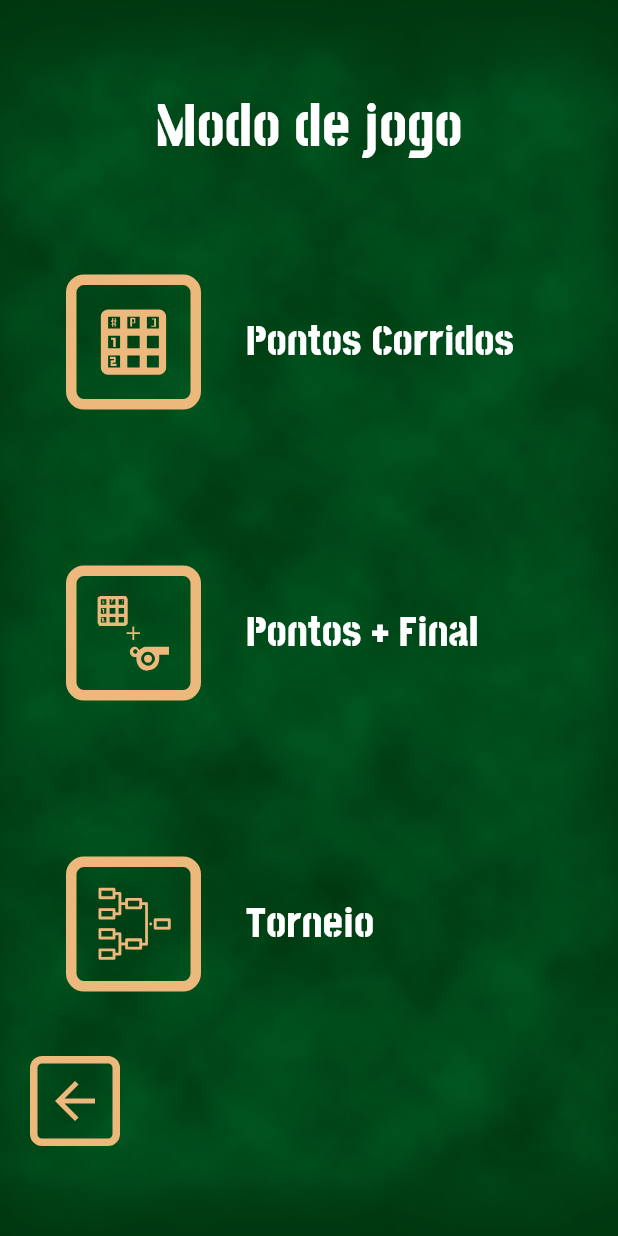
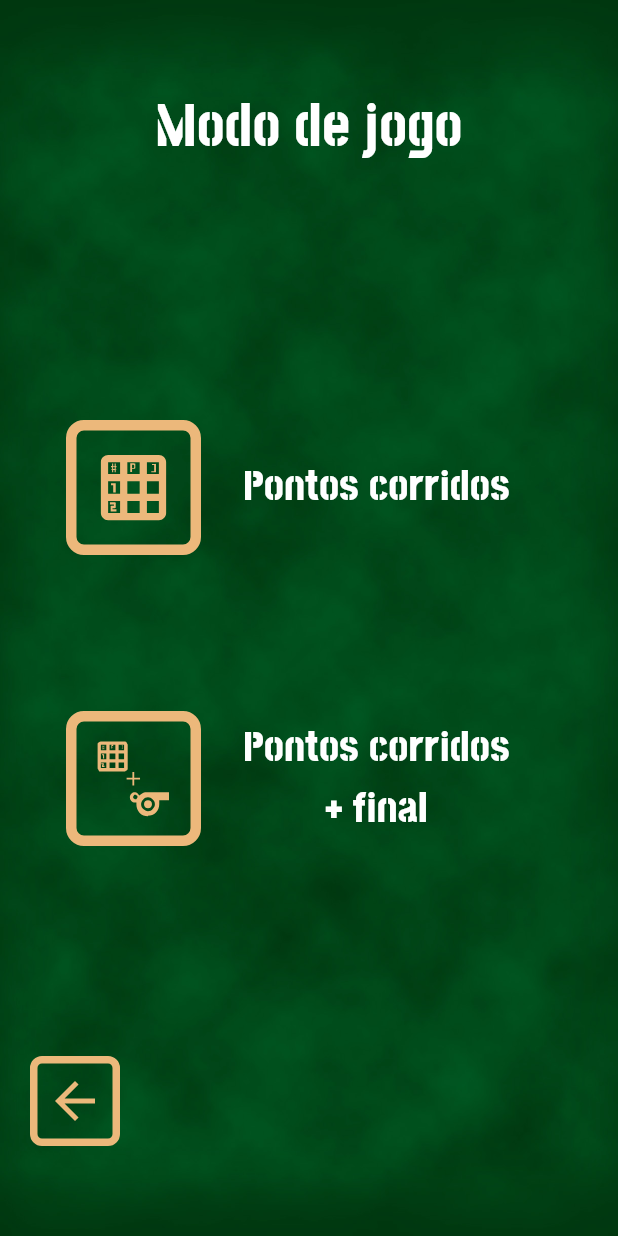
Before and after one commit to Samuelribeiro99/the-championship-manager, a Flutter app: the TelaModoCampeonato screen opened directly, on a phone screen of 412 x 824 dp. Run offline on Flutter 3.47's test engine with Material 3 defaults, Android fonts, the phone set to English and light mode, and no system bars; our stand-ins replace cloud_firestore, firebase_auth, firebase_core, flutter_svg, vibration; accounts and stored records are empty.

Commit message:
<CHORE>[Removendo comentários e ajustando textos]
Adicionando informações na aba de informações da tela principal de campeonatos, desativando botão para modo torneio (ficará pra próxima) e ajustando textos e alinhamentos nos botões do menu

```diff
--- a/app/lib/tela_configuracoes.dart
+++ b/app/lib/tela_configuracoes.dart
@@ -125,7 +125,7 @@ class _TelaConfiguracoesState extends State<TelaConfiguracoes> {
                   ),
                   const SizedBox(height: 16),
                   SelectionButton(
-                    text: 'Trocar email',
+                    text: 'Trocar e-mail',
                     svgAsset: 'assets/icons/email.svg',
                     onPressed: () {
                       Navigator.push(context, MaterialPageRoute(builder: (context) => const TelaTrocarEmail()));
--- a/app/lib/tela_modo_campeonato.dart
+++ b/app/lib/tela_modo_campeonato.dart
@@ -42,25 +42,25 @@ class TelaModoCampeonato extends StatelessWidget {
                 mainAxisAlignment: MainAxisAlignment.center,
                 children: [
                   MenuButton(
-                    text: 'Pontos Corridos',
+                    text: 'Pontos corridos',
                     svgAsset: 'assets/icons/pontos_corridos.svg',
                     iconShape: BoxShape.rectangle,
                     onPressed: () => _selecionarModo(context, ModoCampeonato.pontosCorridosIda),
                   ),
                   const SizedBox(height: 80),
                   MenuButton(
-                    text: 'Pontos + Final',
+                    text: 'Pontos corridos\n+ final',
                     svgAsset: 'assets/icons/pontos_final.svg',
                     iconShape: BoxShape.rectangle,
                     onPressed: () => _selecionarModo(context, ModoCampeonato.pontosCorridosIdaComFinal),
                   ),
-                  const SizedBox(height: 80),
-                  MenuButton(
-                    text: 'Torneio',
-                    svgAsset: 'assets/icons/torneio.svg',
-                    iconShape: BoxShape.rectangle,
-                    onPressed: () => _selecionarModo(context, ModoCampeonato.torneio),
-                  ),
+                  // const SizedBox(height: 80),
+                  // MenuButton(
+                  //   text: 'Torneio',
+                  //   svgAsset: 'assets/icons/torneio.svg',
+                  //   iconShape: BoxShape.rectangle,
+                  //   onPressed: () => _selecionarModo(context, ModoCampeonato.torneio),
+                  // ),
                 ],
               ),
             ),
--- a/app/lib/tela_nome_campeonato.dart
+++ b/app/lib/tela_nome_campeonato.dart
@@ -145,7 +145,7 @@ class _TelaNomeCampeonatoState extends State<TelaNomeCampeonato> {
             right: 20,
             bottom: isKeyboardVisible ? 20 : 60,
             child: SquareIconButton(
-              svgAsset: 'assets/icons/check.svg', // <<< SEU ÍCONE DE CONFIRMAR
+              svgAsset: 'assets/icons/check.svg',
               onPressed: _avancarParaAdicionarJogadores,
             ),
           ),
--- a/app/lib/tela_principal_campeonato.dart
+++ b/app/lib/tela_principal_campeonato.dart
@@ -178,7 +178,7 @@ class _TelaPrincipalCampeonatoState extends State<TelaPrincipalCampeonato> {
   void _mostrarInfoTabela() {
     showDialog(context: context, builder: (context) => AlertDialog(
       title: const Text('Legenda da Tabela'),
-      content: const Text('P: Pontos\nJ: Jogos\nV: Vitórias\nE: Empates\nD: Derrotas\nSG: Saldo de gols\nGP: Gols pró\nGC: Gols contra\nCritério de desempate: P > V > SG > GP > Confronto direto > Sorteio\nÉ possível arrastar a tabela para todos os lados. Experimente!'),
+      content: const Text('P: Pontos\nJ: Jogos\nV: Vitórias\nE: Empates\nD: Derrotas\nSG: Saldo de gols\nGP: Gols pró\nGC: Gols contra\nCritério de desempate: P > V > SG > GP > Confronto direto > Sorteio\nO modo de pontos corridos é com partidas somente ida\nÉ possível arrastar a tabela para todos os lados. Experimente!'),
       actions: [TextButton(onPressed: () => Navigator.of(context).pop(), child: const Text('OK'))],
     ));
   }
--- a/app/lib/widgets/menu_button.dart
+++ b/app/lib/widgets/menu_button.dart
@@ -55,9 +55,10 @@ class MenuButton extends StatelessWidget {
               ),
             ),
           ),
-          const SizedBox(width: 30),
-          Text(
+          Expanded(
+            child: Text(
               text,
+              textAlign: TextAlign.center,
               style: const TextStyle(
                 fontFamily: 'PostNoBillsColombo',
                 fontSize: 29,
@@ -65,6 +66,7 @@ class MenuButton extends StatelessWidget {
                 color: AppColors.textColor,
               ),
             ),
+          ),
         ],
       ),
     );
```
Lines whose indentation alone changed are shown as unchanged.
